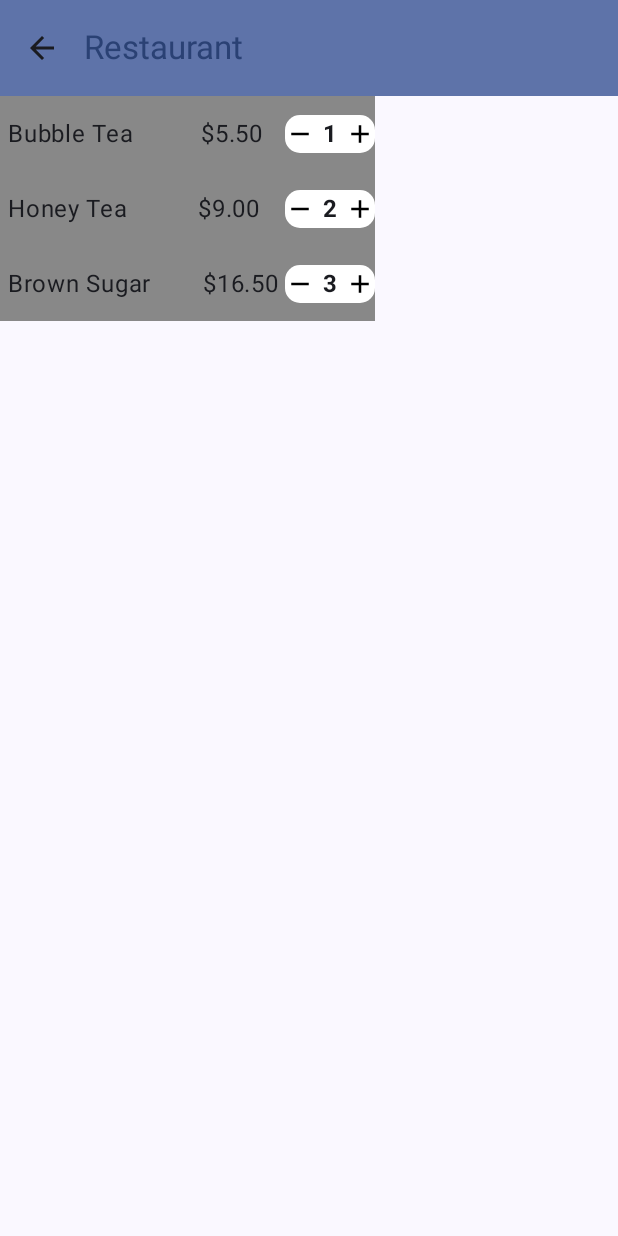
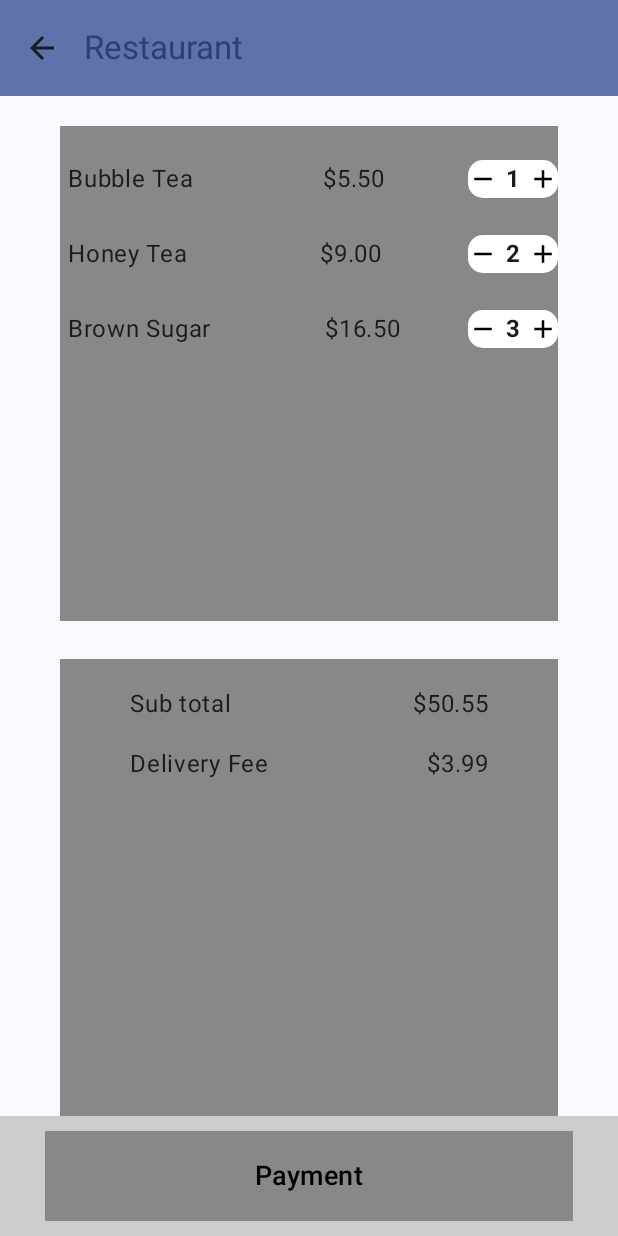
Before and after one commit to MichaelHungLJ/savingsquadsfrontend, an Android app built with Jetpack Compose: the CartScreen screen opened through its navigation route, on a phone screen of 412 x 824 dp. Run offline under Robolectric (Android 15) with nearby library versions, the phone set to English and light mode, and no system bars.

Commit message:
Edited Cart Screen

```diff
--- a/app/src/main/java/com/example/savingsquadsfrontend/view/components/CartItemDisplay.kt
+++ b/app/src/main/java/com/example/savingsquadsfrontend/view/components/CartItemDisplay.kt
@@ -3,6 +3,7 @@ package com.example.savingsquadsfrontend.view.components
 import androidx.compose.foundation.layout.Arrangement
 import androidx.compose.foundation.layout.Box
 import androidx.compose.foundation.layout.Row
+import androidx.compose.foundation.layout.fillMaxWidth
 import androidx.compose.foundation.layout.height
 import androidx.compose.foundation.layout.padding
 import androidx.compose.foundation.layout.width
@@ -32,7 +33,7 @@ fun CartItemDisplay (
 
     Row (
         modifier = Modifier
-            .width(250.dp)
+            .fillMaxWidth()
             .height(50.dp),
         verticalAlignment = Alignment.CenterVertically,
         horizontalArrangement = Arrangement.SpaceBetween
--- a/app/src/main/java/com/example/savingsquadsfrontend/view/screens/CartScreen.kt
+++ b/app/src/main/java/com/example/savingsquadsfrontend/view/screens/CartScreen.kt
@@ -1,13 +1,18 @@
 package com.example.savingsquadsfrontend.view.screens
 
 import androidx.compose.foundation.background
+import androidx.compose.foundation.layout.Arrangement
 import androidx.compose.foundation.layout.Column
+import androidx.compose.foundation.layout.Spacer
 import androidx.compose.foundation.layout.fillMaxSize
+import androidx.compose.foundation.layout.fillMaxWidth
+import androidx.compose.foundation.layout.height
 import androidx.compose.foundation.layout.padding
 import androidx.compose.foundation.layout.wrapContentSize
 import androidx.compose.foundation.lazy.LazyColumn
 import androidx.compose.foundation.lazy.items
 import androidx.compose.material3.Button
+import androidx.compose.material3.Divider
 import androidx.compose.material3.ExperimentalMaterial3Api
 import androidx.compose.material3.MaterialTheme
 import androidx.compose.material3.Scaffold
@@ -21,8 +26,11 @@ import androidx.compose.ui.Modifier
 import androidx.compose.ui.graphics.Color
 import androidx.compose.ui.platform.LocalContext
 import androidx.compose.ui.tooling.preview.Preview
+import androidx.compose.ui.unit.dp
 import androidx.navigation.NavController
+import com.example.savingsquadsfrontend.view.components.CartCostBar
 import com.example.savingsquadsfrontend.view.components.CartItemDisplay
+import com.example.savingsquadsfrontend.view.components.CustomBottomBar
 import com.example.savingsquadsfrontend.view.components.CustomTopBar
 import com.example.savingsquadsfrontend.view.theme.SavingsquadsfrontendTheme
 import com.example.savingsquadsfrontend.viewModel.CartViewModel
@@ -37,17 +45,26 @@ fun CartScreen (navController: NavController, cartViewModel: CartViewModel) {
         modifier = Modifier,
         topBar = {
             CustomTopBar(screenName = "Backstack", navController = navController, prevScreenTitle = "Restaurant")
+        },
+        bottomBar = {
+            CustomBottomBar(navController = navController, nextPage = "Payment", buttonName = "Payment")
         }
     ){values ->
         LazyColumn(
             modifier = Modifier.padding(values),
-            horizontalAlignment = Alignment.CenterHorizontally,
         ) {
 
             item {
                 Column (
-                    modifier = Modifier.background(Color.Gray)
+                    modifier = Modifier
+                        .fillMaxWidth()
+                        .height(350.dp)
+                        .padding(start = 40.dp, top = 20.dp, end = 40.dp)
+                        .background(Color.Gray),
+                    horizontalAlignment = Alignment.CenterHorizontally,
                 ){
+                    Spacer(modifier = Modifier.padding(top = 10.dp))
+
                     cartList.forEach { item ->
                         CartItemDisplay(cartItem = item)
                     }
@@ -55,19 +72,28 @@ fun CartScreen (navController: NavController, cartViewModel: CartViewModel) {
             }
 
             item {
+                Spacer(modifier = Modifier.height(5.dp))
+            }
+
+            item {
                 Column (
-                    modifier = Modifier.background(Color.Gray)
+                    modifier = Modifier
+                        .fillMaxWidth()
+                        .height(330.dp)
+                        .padding(start = 40.dp, top = 20.dp, end = 40.dp)
+                        .background(Color.Gray),
+                    horizontalAlignment = Alignment.CenterHorizontally,
                 ){
+                    Spacer(modifier = Modifier.padding(top = 10.dp))
 
+                    CartCostBar(name = "Sub total", cost = 50.55)
+
+                    CartCostBar(name = "Delivery Fee", cost = 3.99)
                 }
             }
-
         }
-
     }
 }
-
-
 
 
 @Preview(showBackground = true)
```
